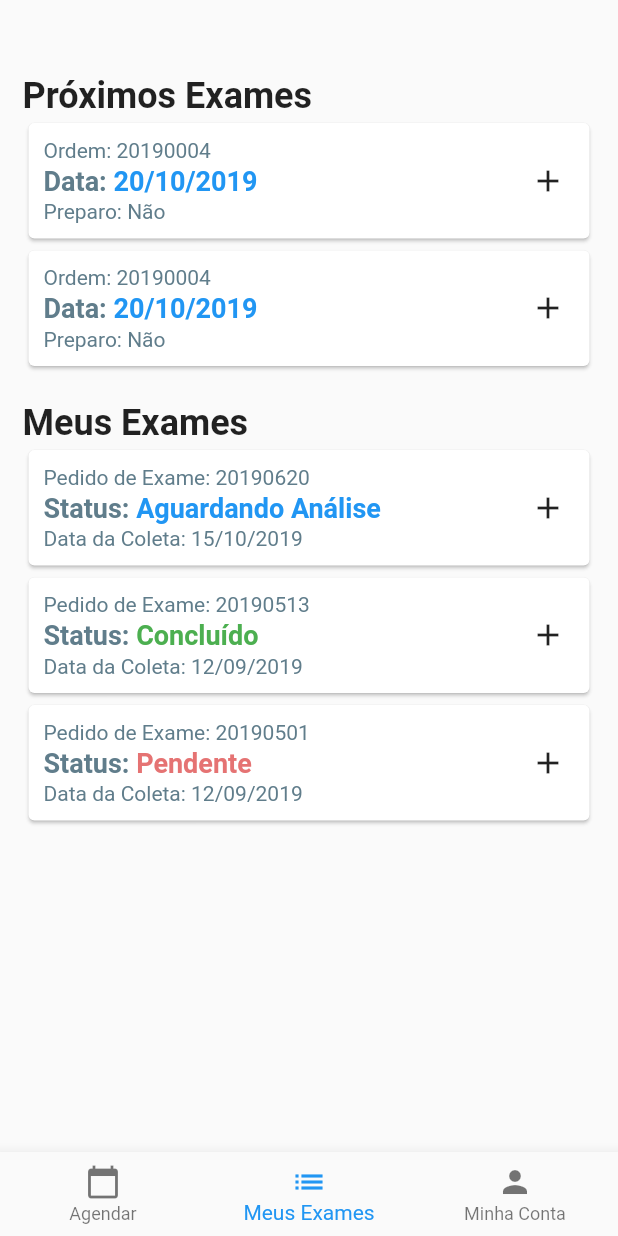
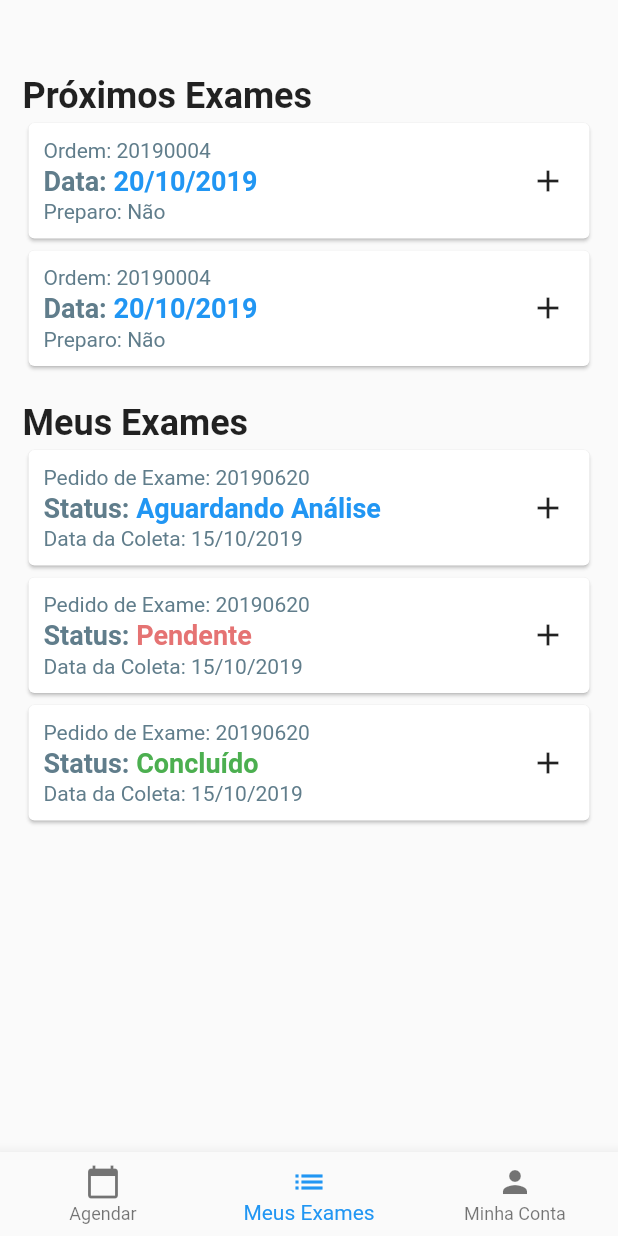
Before and after one commit to elissoncarvalho/ux-lab-aplicativo, a Flutter app: the NavBar screen opened by its route, on a phone screen of 412 x 824 dp. Run offline on Flutter 3.47's test engine with Material 2 defaults, Android fonts, the phone set to English and light mode, and no system bars; our stand-ins replace date_format; Roboto replaces fonts that are missing (TrajanPro).

Commit message:
Finalizando Agenda e custumizaçao da caixa de texto

```diff
--- a/lib/pages/meus_exames_page.dart
+++ b/lib/pages/meus_exames_page.dart
@@ -56,27 +56,24 @@ class MeusExamesPage extends StatelessWidget {
             ),
             UxCard(
               ordemPedido: OrdemPedido(
-                idOrdemPedido: 0003,
-                idPedidoExame: 20190620,
-                status: 'aguardando_analise',
-                dataColeta: DateTime.parse('2019-10-15'),
-              ),
+                  idOrdemPedido: 0003,
+                  idPedidoExame: 20190620,
+                  status: 'aguardando_analise',
+                  dataColeta: DateTime.parse('2019-10-15')),
             ),
             UxCard(
               ordemPedido: OrdemPedido(
-                idOrdemPedido: 0002,
-                idPedidoExame: 20190513,
-                status: 'concluido',
-                dataColeta: DateTime.parse('2019-09-12'),
-              ),
+                  idOrdemPedido: 0003,
+                  idPedidoExame: 20190620,
+                  status: 'pendente',
+                  dataColeta: DateTime.parse('2019-10-15')),
             ),
             UxCard(
               ordemPedido: OrdemPedido(
-                idOrdemPedido: 0001,
-                idPedidoExame: 20190501,
-                status: 'pendente',
-                dataColeta: DateTime.parse('2019-09-12'),
-              ),
+                  idOrdemPedido: 0003,
+                  idPedidoExame: 20190620,
+                  status: 'concluido',
+                  dataColeta: DateTime.parse('2019-10-15')),
             ),
           ],
         ),
--- a/lib/pages/nav_bar.dart
+++ b/lib/pages/nav_bar.dart
@@ -1,4 +1,5 @@
 import 'package:flutter/material.dart';
+import 'package:uxlab/pages/agenda_ordem.dart';
 import 'package:uxlab/pages/meus_exames_page.dart';
 
 class NavBar extends StatefulWidget {
@@ -11,7 +12,7 @@ class NavBar extends StatefulWidget {
 class _NavBarState extends State<NavBar> {
   int _selectedIndex = 1;
   static var _widgetOptions = {
-    0: Text('Tela de Agendamento'),
+    0: AgendaOrdem(),
     1: MeusExamesPage(),
     2: Text('Tela de Perfil'),
   };
--- a/lib/widgets/ux_card.dart
+++ b/lib/widgets/ux_card.dart
@@ -5,11 +5,30 @@ import 'package:uxlab/models/ordem_pedido.dart';
 class UxCard extends StatelessWidget {
   final OrdemPedido ordemPedido;
 
-  UxCard({Key key, @required this.ordemPedido})
-      : super(key: key);
+  UxCard({Key key, @required this.ordemPedido}) : super(key: key);
 
   @override
   Widget build(BuildContext context) {
+    return Card(
+      child: Padding(
+        padding: const EdgeInsets.all(10.0),
+        child: Row(
+          children: [
+            Expanded(
+              flex: 90,
+              child: _tipoCard(),
+            ),
+            Expanded(
+              flex: 10,
+              child: Icon(Icons.add),
+            ),
+          ],
+        ),
+      ),
+    );
+  }
+
+  Column _tipoCard() {
     var _status = {
       'concluido': {
         'txt': 'Concluído',
@@ -29,26 +48,6 @@ class UxCard extends StatelessWidget {
       },
     };
 
-    return Card(
-      child: Padding(
-        padding: const EdgeInsets.all(10.0),
-        child: Row(
-          children: [
-            Expanded(
-              flex: 90,
-              child: _tipoCard(_status),
-            ),
-            Expanded(
-              flex: 10,
-              child: Icon(Icons.add),
-            ),
-          ],
-        ),
-      ),
-    );
-  }
-
-  Column _tipoCard(_status) {
     if (this.ordemPedido.status == 'aguardando_coleta') {
       return Column(
         children: <Widget>[
```
Also changed, not shown: lib/pages/agenda_ordem.dart (added, +190 -0 lines), lib/pages/auth/login/login_page.dart (+23 -4 lines).
